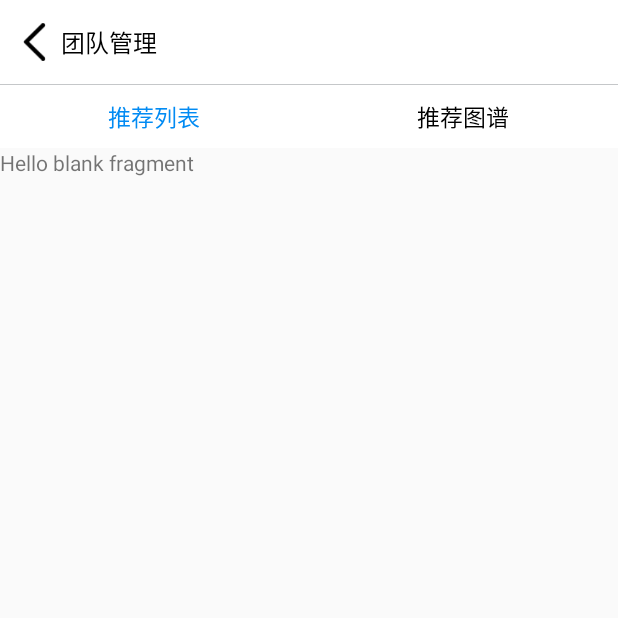
After one commit to btbDriver/PublicFinance, an Android app: the fragment TeamFragment shown on its own in the app's theme, on a phone screen of 412 x 824 dp, the top half of it. The commit adds this screen. Run offline under Robolectric (Android 15) with nearby library versions, the phone set to English and light mode, and no system bars; libraries missing offline, so code that uses them is left out: com.hwangjr.rxbus, me.yokeyword.fragmentation.

Commit message:
添加侧导栏团队管理UI

```diff
--- a/app/src/main/java/com/drive/finance/MainActivity.kt
+++ b/app/src/main/java/com/drive/finance/MainActivity.kt
@@ -57,7 +57,7 @@ class MainActivity : BaseActivity() {
             }
             // 团队管理
             else if (position == 1) {
-
+                loadRootFragment(R.id.drawerFragmentContainer, createTeamFragment())
             }
             // 财务中心
             else if (position == 2) {
--- /dev/null
+++ b/app/src/main/java/com/drive/finance/TeamAtlasFragment.kt
@@ -0,0 +1,21 @@
+package com.drive.finance
+
+import android.os.Bundle
+import android.view.LayoutInflater
+import android.view.View
+import android.view.ViewGroup
+import com.drive.finance.base.BaseFragment
+
+class TeamAtlasFragment : BaseFragment() {
+
+    override fun onCreateView(inflater: LayoutInflater?, container: ViewGroup?,
+                              savedInstanceState: Bundle?): View? {
+        // Inflate the layout for this fragment
+        return inflater!!.inflate(R.layout.fragment_team_atlas, container, false)
+    }
+
+}
+
+fun createTeamAtlasFragment() : TeamAtlasFragment {
+    return TeamAtlasFragment()
+}
--- /dev/null
+++ b/app/src/main/java/com/drive/finance/TeamFragment.kt
@@ -0,0 +1,55 @@
+package com.drive.finance
+
+import android.os.Bundle
+import android.support.design.widget.TabLayout
+import android.support.v4.app.Fragment
+import android.support.v4.app.FragmentManager
+import android.support.v4.app.FragmentStatePagerAdapter
+import android.support.v4.view.ViewPager
+import android.view.LayoutInflater
+import android.view.View
+import android.view.ViewGroup
+import com.drive.finance.base.BaseFragment
+
+class TeamFragment : BaseFragment() {
+
+    val teamTabLayout by lazy {
+        view?.findViewById(R.id.teamTabLayout) as TabLayout
+    }
+    val viewPager by lazy {
+        view?.findViewById(R.id.viewPager) as ViewPager
+    }
+
+    override fun onCreateView(inflater: LayoutInflater?, container: ViewGroup?,
+                              savedInstanceState: Bundle?): View? {
+        return inflater!!.inflate(R.layout.fragment_team, container, false)
+    }
+
+    override fun onViewCreated(view: View?, savedInstanceState: Bundle?) {
+        super.onViewCreated(view, savedInstanceState)
+        teamTabLayout.setupWithViewPager(viewPager)
+        viewPager.adapter = TeamPageAdapter(childFragmentManager)
+    }
+
+}
+
+class TeamPageAdapter(fragmentManager: FragmentManager) : FragmentStatePagerAdapter(fragmentManager) {
+
+    val titles = arrayOf("推荐列表", "推荐图谱")
+
+    override fun getCount(): Int = 2
+
+    override fun getItem(position: Int): Fragment {
+        if (position == 0) {
+            return createTeamRecommendFragment()
+        } else {
+            return createTeamAtlasFragment()
+        }
+    }
+
+    override fun getPageTitle(position: Int): CharSequence = titles[position]
+}
+
+fun createTeamFragment() : TeamFragment {
+    return TeamFragment()
+}
--- /dev/null
+++ b/app/src/main/java/com/drive/finance/TeamRecommendFragment.kt
@@ -0,0 +1,21 @@
+package com.drive.finance
+
+import android.os.Bundle
+import android.view.LayoutInflater
+import android.view.View
+import android.view.ViewGroup
+import com.drive.finance.base.BaseFragment
+
+class TeamRecommendFragment : BaseFragment() {
+
+    override fun onCreateView(inflater: LayoutInflater?, container: ViewGroup?,
+                              savedInstanceState: Bundle?): View? {
+        // Inflate the layout for this fragment
+        return inflater!!.inflate(R.layout.fragment_team_recommend, container, false)
+    }
+
+}
+
+fun createTeamRecommendFragment(): TeamRecommendFragment {
+    return TeamRecommendFragment()
+}
--- /dev/null
+++ b/app/src/main/res/layout/fragment_team.xml
@@ -0,0 +1,42 @@
+<LinearLayout xmlns:android="http://schemas.android.com/apk/res/android"
+    xmlns:app="http://schemas.android.com/apk/res-auto"
+    android:layout_width="match_parent"
+    android:layout_height="match_parent"
+    android:orientation="vertical"
+    >
+
+    <com.drive.finance.widget.SimpleTitleBar
+        android:id="@+id/simpleTitleBar"
+        android:layout_width="match_parent"
+        android:layout_height="wrap_content"
+        app:titleBar_content="团队管理"
+        />
+
+    <View
+        android:layout_width="match_parent"
+        android:layout_height="1px"
+        android:background="@color/lineColor"
+        />
+
+    <android.support.design.widget.TabLayout
+        android:id="@+id/teamTabLayout"
+        android:layout_width="match_parent"
+        android:layout_height="42dp"
+        android:background="@android:color/white"
+        app:tabBackground="?attr/selectableItemBackgroundBorderless"
+        app:tabIndicatorHeight="0dp"
+        app:tabMode="fixed"
+        app:tabSelectedTextColor="#ff028bf3"
+        app:tabTextColor="@android:color/black"
+        app:tabTextAppearance = "@style/tabLayoutTextSize"
+        />
+
+    <android.support.v4.view.ViewPager
+        android:id="@+id/viewPager"
+        android:layout_width="match_parent"
+        android:layout_height="wrap_content"
+        android:overScrollMode="never"
+        />
+
+
+</LinearLayout>
--- /dev/null
+++ b/app/src/main/res/layout/fragment_team_atlas.xml
@@ -0,0 +1,13 @@
+<FrameLayout xmlns:android="http://schemas.android.com/apk/res/android"
+    xmlns:tools="http://schemas.android.com/tools"
+    android:layout_width="match_parent"
+    android:layout_height="match_parent"
+    tools:context="com.drive.finance.TeamAtlasFragment">
+
+    <!-- TODO: Update blank fragment layout -->
+    <TextView
+        android:layout_width="match_parent"
+        android:layout_height="match_parent"
+        android:text="@string/hello_blank_fragment" />
+
+</FrameLayout>
--- /dev/null
+++ b/app/src/main/res/layout/fragment_team_recommend.xml
@@ -0,0 +1,13 @@
+<FrameLayout xmlns:android="http://schemas.android.com/apk/res/android"
+    xmlns:tools="http://schemas.android.com/tools"
+    android:layout_width="match_parent"
+    android:layout_height="match_parent"
+    tools:context="com.drive.finance.TeamRecommendFragment">
+
+    <!-- TODO: Update blank fragment layout -->
+    <TextView
+        android:layout_width="match_parent"
+        android:layout_height="match_parent"
+        android:text="@string/hello_blank_fragment" />
+
+</FrameLayout>
```
Also changed, not shown: 1 other file.
